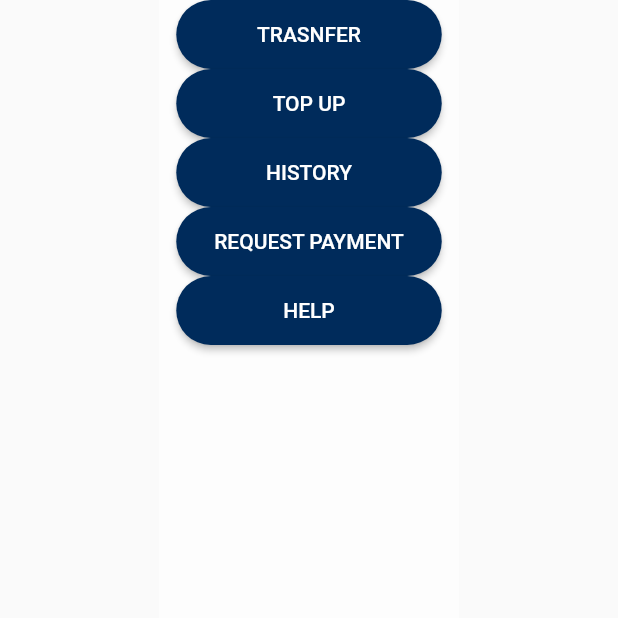
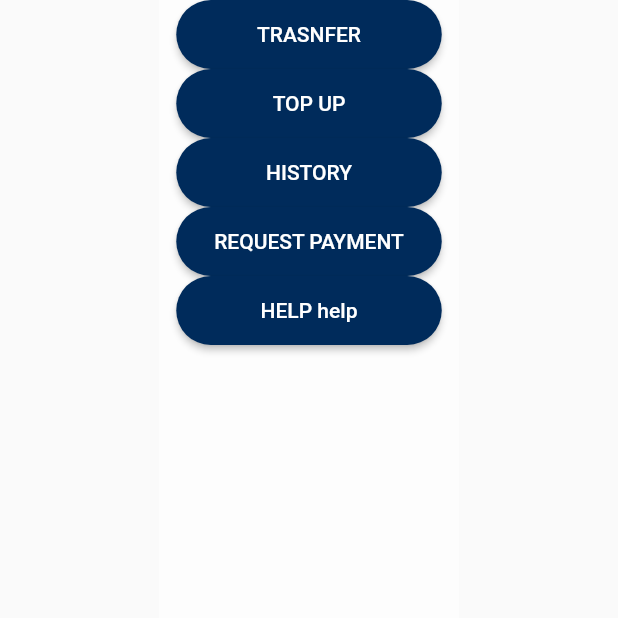
Before and after one commit to syehan893/arto-web, a Flutter app: the Dasbord screen opened directly, on a phone screen of 412 x 824 dp, the top half of it. Run offline on Flutter 3.47's test engine with Material 2 defaults, Android fonts, the phone set to English and light mode, and no system bars; our stand-ins replace easy_sidemenu; network calls fail.

Commit message:
edit help

```diff
--- a/lib/view/screens/dasbord/dasbord.dart
+++ b/lib/view/screens/dasbord/dasbord.dart
@@ -140,7 +140,7 @@ class Dasbord extends StatelessWidget {
                           MaterialStateProperty.all<Color>(loginButtonColor),
                       foregroundColor:
                           MaterialStateProperty.all<Color>(secunderColor)),
-                  child: Text("HELP"),
+                  child: Text("HELP help"),
                 ),
               )
             ],
```
